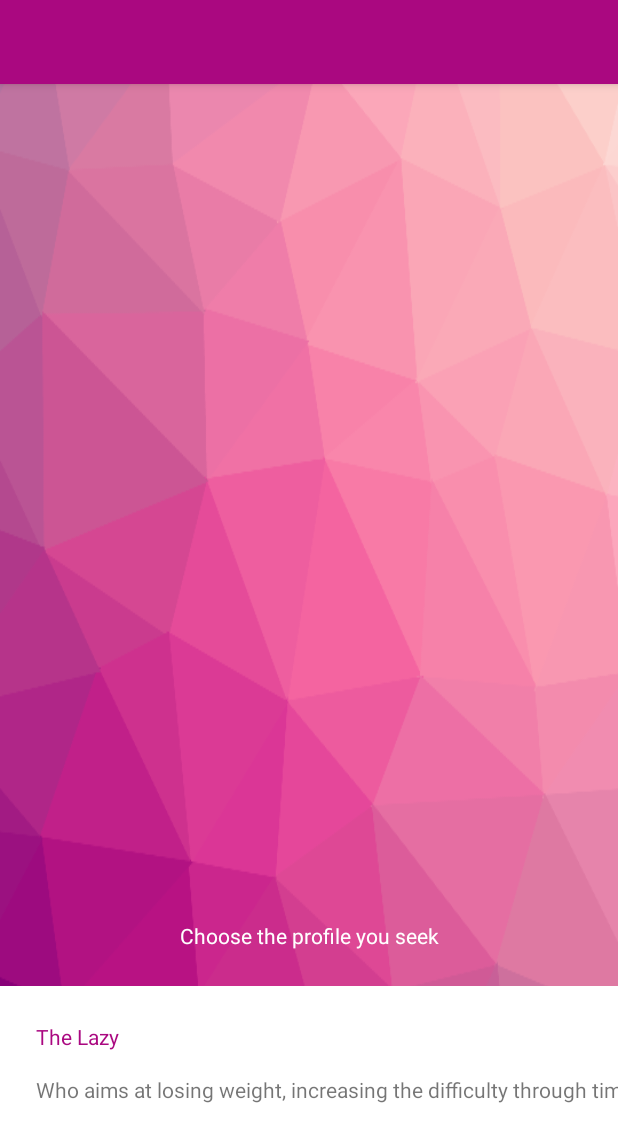
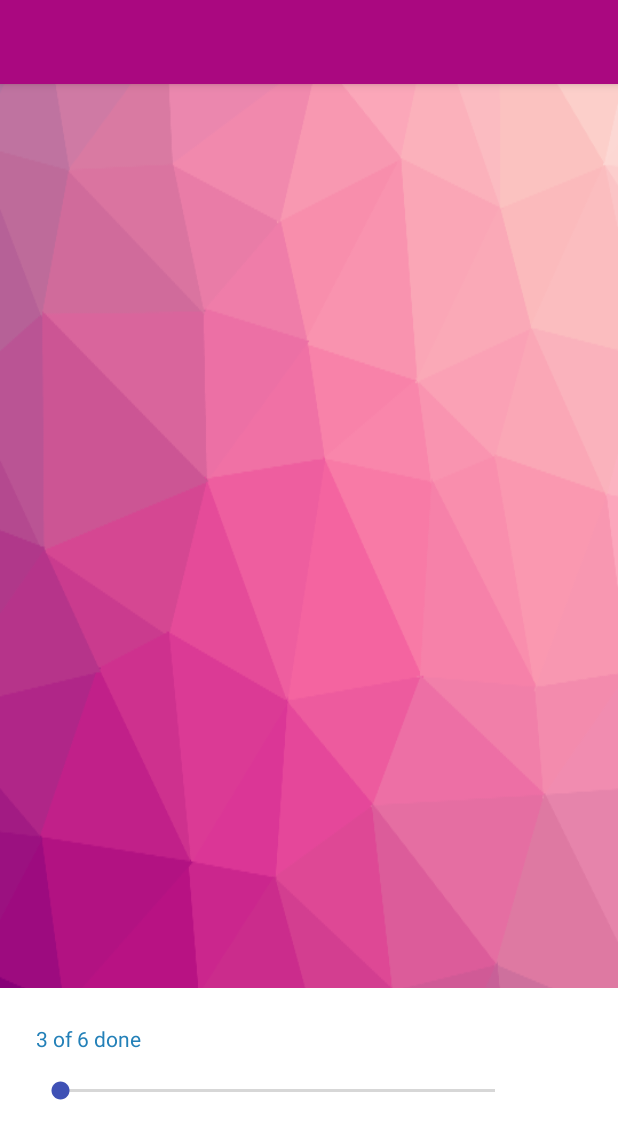
Before and after one commit to Felipe31/BunnyCoach, an Android app: the screen it shows after launch (ProfileChooserActivity before the commit, HomeActivity after it), after a tap on "LOGIN", on a phone screen of 412 x 824 dp. Shown: the top 1142 px of the screen. Run offline under Robolectric (Android 15) with nearby library versions, the phone set to English and light mode, and no system bars.

Commit message:
Home activity incomplete

```diff
--- a/app/src/main/AndroidManifest.xml
+++ b/app/src/main/AndroidManifest.xml
@@ -23,6 +23,9 @@
             </intent-filter>
         </activity>
 
+        <activity android:name=".home.HomeActivity" android:launchMode="singleInstance"/>
+
+
         <activity android:name=".profileform.ProfileChooserActivity"
             android:exported="true" android:launchMode="singleInstance"
             />
--- a/app/src/main/java/ipb/dam/apptrainer/Login.java
+++ b/app/src/main/java/ipb/dam/apptrainer/Login.java
@@ -14,6 +14,7 @@ import android.widget.Toast;
 
 import java.net.URL;
 
+import ipb.dam.apptrainer.home.HomeActivity;
 import ipb.dam.apptrainer.profileform.ProfileChooserActivity;
 
 public class Login extends AppCompatActivity {
@@ -31,10 +32,11 @@ public class Login extends AppCompatActivity {
 
                 String user = userEtxt.getText().toString();
                 String passwd = passwdEtxt.getText().toString();
-                startActivity(new Intent(context, ProfileChooserActivity.class));
 
 
                 Log.i(getLocalClassName(), user+passwd);
+                startActivity(new Intent(context, HomeActivity.class));
+
         });
 
         AppCompatEditText passwdEtxt = findViewById(R.id.passwd_etxt);
@@ -51,7 +53,7 @@ public class Login extends AppCompatActivity {
 
         register_txtv.setOnClickListener(view -> {
                 // TODO: 15/05/18 Start form activity
-            Toast.makeText(context, "\"Register\" not implemented", Toast.LENGTH_SHORT).show();
+            startActivity(new Intent(context, ProfileChooserActivity.class));
 
         });
 
@@ -60,7 +62,6 @@ public class Login extends AppCompatActivity {
         forgotPasswdTxtv.setOnClickListener(view -> {
             // TODO: 15/05/18 Implement simple screen
             Toast.makeText(context, "\"Forgot password\" not implemented", Toast.LENGTH_SHORT).show();
-
         });
 
     }
--- /dev/null
+++ b/app/src/main/java/ipb/dam/apptrainer/home/HomeActivity.java
@@ -0,0 +1,63 @@
+package ipb.dam.apptrainer.home;
+
+import android.os.Bundle;
+import android.support.v4.app.Fragment;
+import android.support.v4.app.FragmentStatePagerAdapter;
+import android.support.v4.view.ViewPager;
+import android.support.v7.app.AppCompatActivity;
+import android.util.Log;
+import android.view.View;
+import android.widget.Button;
+import android.widget.Toast;
+
+import ipb.dam.apptrainer.R;
+
+public class HomeActivity  extends AppCompatActivity implements Button.OnClickListener {
+
+    @Override
+    protected void onCreate(Bundle savedInstanceState){
+        super.onCreate(savedInstanceState);
+        setContentView(R.layout.activity_home);
+
+        final Button chooseButton = findViewById(R.id.content_home_button_check);
+        chooseButton.setOnClickListener(this);
+
+        final ViewPager pager = findViewById(R.id.content_home_viewpager);
+        final HomeActivity.ScreenSlidePagerAdapter adapter = new HomeActivity.ScreenSlidePagerAdapter();
+        pager.setAdapter(adapter);
+
+    }
+
+    /**
+     * Called every time a click has been detected by the view {@code v}.
+     * @param v View that has triggered this method
+     */
+    public void onClick(View v){
+        //TODO add functionality to the CHECK button
+        Toast.makeText(this, "\"Exercises\" not implemented", Toast.LENGTH_SHORT).show();
+    }
+
+    private class ScreenSlidePagerAdapter extends FragmentStatePagerAdapter {
+
+        private static final int NUM_PAGES = 1;
+
+        public ScreenSlidePagerAdapter() {
+            super(HomeActivity.this.getSupportFragmentManager());
+        }
+
+        @Override
+        public Fragment getItem(int position) {
+            Log.i(getLocalClassName(), "=======> "+ String.valueOf(position));
+            return HomeFragment.newInstance(getResources().getString(R.string.home_exercise_week), new String("3 of 6 done"));
+        }
+
+
+        @Override
+        public int getCount() {
+            return NUM_PAGES;
+        }
+
+
+    }
+
+}
--- /dev/null
+++ b/app/src/main/java/ipb/dam/apptrainer/home/HomeFragment.java
@@ -0,0 +1,91 @@
+package ipb.dam.apptrainer.home;
+
+import android.os.Bundle;
+import android.support.annotation.NonNull;
+import android.support.v4.app.Fragment;
+import android.view.LayoutInflater;
+import android.view.View;
+import android.view.ViewGroup;
+import android.widget.TextView;
+
+import ipb.dam.apptrainer.R;
+
+public class HomeFragment extends Fragment {
+
+    /**
+     * Argument indexing the data related to the activity title
+     */
+    private static final String ARG_FRAGMENT_TITLE = "arg_profile_title";
+    private static final String ARG_PROGRESS_TEXT = "arg_progress_text";
+
+
+    /**
+     * String holding the home title given in {@link #newInstance(String, String)}
+     */
+    private String fragmentTitle;
+
+    private String progressText;
+
+
+    /**
+     * <b>DO NOT</b> use this constructor to instantiate this class.
+     * It should only be used by the Operational System, use {@link #newInstance(String, String)}
+     * instead.
+     *
+     */
+    public HomeFragment() {
+        // Required empty public constructor
+    }
+
+    /**
+     * Use this factory method to create a new instance of
+     * this fragment using the provided parameters.
+     *
+     * @param fragmentTitle Title of app to be shown. Cannot be {@code null}.
+     * @return A new instance of fragment HomeFragment.
+     */
+    public static HomeFragment newInstance(@NonNull String fragmentTitle, @NonNull String progressText) {
+
+        HomeFragment fragment = new HomeFragment();
+
+        // Set the arguments so the title and description won't be lost
+        // if the operational system recreates this class using the default constructor.
+        Bundle args = new Bundle();
+        args.putString(ARG_FRAGMENT_TITLE, fragmentTitle);
+        args.putString(ARG_FRAGMENT_TITLE, progressText);
+        fragment.setArguments(args);
+
+        return fragment;
+    }
+
+    @Override
+    public void onCreate(Bundle savedInstanceState) {
+        super.onCreate(savedInstanceState);
+
+        // Recovers the arguments set in #newInstance(String, String) method in this class.
+        // Since its arguments should not be null, this if should never fail.
+        if (getArguments() != null) {
+            fragmentTitle = getArguments().getString(ARG_FRAGMENT_TITLE);
+            progressText = getArguments().getString(ARG_PROGRESS_TEXT);
+        }
+
+    }
+
+    @Override
+    public View onCreateView(LayoutInflater inflater, ViewGroup container,
+                             Bundle savedInstanceState) {
+
+        // Inflate the layout for this fragment
+        View root = inflater.inflate(R.layout.fragment_home, container, false);
+
+        final TextView title = root.findViewById(R.id.fragment_home_txtv_title);
+        final TextView progressTxt = root.findViewById(R.id.fragment_home_txtv_progress);
+
+        // Set up texts to be shown
+        title.setText(fragmentTitle);
+        progressTxt.setText(progressText);
+
+        return root;
+    }
+
+}
--- /dev/null
+++ b/app/src/main/res/layout/activity_home.xml
@@ -0,0 +1,25 @@
+<?xml version="1.0" encoding="utf-8"?>
+<android.support.design.widget.CoordinatorLayout xmlns:android="http://schemas.android.com/apk/res/android"
+    xmlns:app="http://schemas.android.com/apk/res-auto"
+    xmlns:tools="http://schemas.android.com/tools"
+    android:layout_width="match_parent"
+    android:layout_height="match_parent"
+    tools:context="ipb.dam.apptrainer.MainActivity">
+
+    <android.support.design.widget.AppBarLayout
+        android:layout_width="match_parent"
+        android:layout_height="wrap_content"
+        android:theme="@style/AppTheme.AppBarOverlay">
+
+        <android.support.v7.widget.Toolbar
+            android:id="@+id/toolbar"
+            android:layout_width="match_parent"
+            android:layout_height="?attr/actionBarSize"
+            android:background="?attr/colorPrimary"
+            app:popupTheme="@style/AppTheme.PopupOverlay" />
+
+    </android.support.design.widget.AppBarLayout>
+
+    <include layout="@layout/content_home" />
+
+</android.support.design.widget.CoordinatorLayout>
--- /dev/null
+++ b/app/src/main/res/layout/content_home.xml
@@ -0,0 +1,24 @@
+<?xml version="1.0" encoding="utf-8"?>
+<android.support.constraint.ConstraintLayout xmlns:android="http://schemas.android.com/apk/res/android"
+    android:id="@+id/content_home_parent"
+    android:layout_width="match_parent"
+    android:layout_height="match_parent"
+    xmlns:app="http://schemas.android.com/apk/res-auto">
+
+    <ImageView
+        style="@style/TriangularizedPurpleImageBackground"
+        />
+
+    <android.support.v4.view.ViewPager
+        android:id="@+id/content_home_viewpager"
+        android:layout_width="match_parent"
+        android:layout_height="match_parent"/>
+
+    <Button
+        style="@style/AppButtom.Purple.ParentBottomEnd"
+        android:id="@+id/content_home_button_check"
+        android:text="@string/check_exercises_button"
+        app:layout_constraintBottom_toBottomOf="@+id/content_home_parent"
+        app:layout_constraintEnd_toStartOf="@+id/content_home_parent" />
+
+</android.support.constraint.ConstraintLayout>
--- a/app/src/main/res/layout/fragment_profile_chooser.xml
+++ b/app/src/main/res/layout/fragment_home.xml
@@ -11,7 +11,7 @@
     -->
     <Button
         style="@style/AppButtom.Dummy.ParentBottomEnd"
-        android:id="@+id/fragment_profile_chooser_button_dummy"
+        android:id="@+id/fragment_home_button_dummy"
         app:layout_constraintBottom_toBottomOf="parent"
         app:layout_constraintRight_toRightOf="parent" />
 
@@ -21,46 +21,49 @@
     triangularized purple image
     -->
     <View
-        android:id="@+id/fragment_profile_chooser_view_whitebackground_dummy"
+        android:id="@+id/fragment_home_view_whitebackground_dummy"
         android:layout_width="0dp"
         android:layout_height="0dp"
+        android:background="@android:color/white"
         app:layout_constraintBottom_toBottomOf="parent"
         app:layout_constraintLeft_toLeftOf="parent"
         app:layout_constraintRight_toRightOf="parent"
-        app:layout_constraintTop_toTopOf="@id/fragment_profile_chooser_textview_profile_title"
-        android:background="@android:color/white"/>
+        app:layout_constraintTop_toTopOf="@id/fragment_home_txtv_title" />
 
     <!-- Helps to create a gab between the profile title and the text to select the profile -->
     <View
-        android:id="@+id/fragment_profile_chooser_view_gap_dummy"
+        android:id="@+id/fragment_home_view_gap_dummy"
         android:layout_width="match_parent"
         android:layout_height="@dimen/margin_big"
-        app:layout_constraintBottom_toTopOf="@id/fragment_profile_chooser_view_whitebackground_dummy"
+        app:layout_constraintBottom_toTopOf="@id/fragment_home_view_whitebackground_dummy"
         android:background="@android:color/white"/>
 
-    <TextView
+    <SeekBar
         style="@style/AppText"
-        android:id="@+id/fragment_profile_chooser_textview_profile_description"
+        android:id="@+id/fragment_home_seekbar"
+        android:layout_width="322dp"
         android:layout_margin="@dimen/margin_big"
-        android:text="Profile description"
-        app:layout_constraintBottom_toTopOf="@id/fragment_profile_chooser_button_dummy"
+        app:layout_constraintBottom_toTopOf="@id/fragment_home_button_dummy"
         app:layout_constraintStart_toStartOf="parent" />
 
     <TextView
-        style="@style/AppText.Purple"
-        android:id="@+id/fragment_profile_chooser_textview_profile_title"
+        style="@style/AppText.Blue"
+        android:id="@+id/fragment_home_txtv_title"
         android:layout_marginBottom="@dimen/margin_medium"
-        android:text="Title"
-        app:layout_constraintBottom_toTopOf="@id/fragment_profile_chooser_textview_profile_description"
-        app:layout_constraintStart_toStartOf="@id/fragment_profile_chooser_textview_profile_description" />
+        android:text="@string/home_exercise_week"
+        app:layout_constraintBottom_toTopOf="@id/fragment_home_seekbar"
+        app:layout_constraintStart_toStartOf="@id/fragment_home_seekbar" />
 
     <TextView
-        style="@style/AppText.White"
-        app:layout_constraintBottom_toTopOf="@id/fragment_profile_chooser_view_gap_dummy"
-        app:layout_constraintLeft_toLeftOf="parent"
-        app:layout_constraintRight_toRightOf="parent"
-        android:layout_marginBottom="@dimen/margin_big"
-        android:text="@string/profile_chooser_fragment_choose_your_profile" />
+        android:id="@+id/fragment_home_txtv_progress"
+        android:layout_width="wrap_content"
+        android:layout_height="wrap_content"
+        android:layout_marginBottom="8dp"
+        android:layout_marginTop="8dp"
+        android:text="3 of 5 done"
+        app:layout_constraintBottom_toBottomOf="@+id/fragment_home_view_whitebackground_dummy"
+        app:layout_constraintStart_toStartOf="@+id/fragment_home_txtv_title"
+        app:layout_constraintTop_toBottomOf="@+id/fragment_home_seekbar" />
 
     <!-- TODO: add bunny image -->
 
--- a/app/src/main/res/values/strings.xml
+++ b/app/src/main/res/values/strings.xml
@@ -1,5 +1,5 @@
 <resources>
-    <string name="app_name">BunnyCoach</string>
+    <string name="app_name">Bunny Coach</string>
     <string name="action_settings">Settings</string>
 
 
@@ -11,11 +11,15 @@
     <string name="forgot_passwd">Forgot password?</string>
 
 
+    <!-- Home Activity -->
+    <string name="home_exercise_week">Exercises of the week</string>
+    <string name="check_exercises_button">Check</string>
+
     <!-- Profile chooser -->
     <string name="profile_chooser_balanced_title">The Balanced</string>
-    <string name="profile_chooser_balanced_text">Who wants to take care of your helth, doing regular exercices</string>
+    <string name="profile_chooser_balanced_text">Who wants to take care of your health, doing regular exercises</string>
     <string name="profile_chooser_bodybuilder_title">The Bodybuilder</string>
-    <string name="profile_chooser_bodybuilder_text">Who dreams with the perfect body, doing hardcore exercices</string>
+    <string name="profile_chooser_bodybuilder_text">Who dreams with the perfect body, doing hardcore exercises</string>
     <string name="profile_chooser_lazy_title">The Lazy</string>
     <string name="profile_chooser_lazy_text">Who aims at losing weight, increasing the difficulty through time</string>
     <string name="profile_chooser_fragment_choose_your_profile">Choose the profile you seek</string>
--- a/app/src/main/res/values/styles.xml
+++ b/app/src/main/res/values/styles.xml
@@ -103,5 +103,4 @@
     </style>
 
 
-
 </resources>
```
